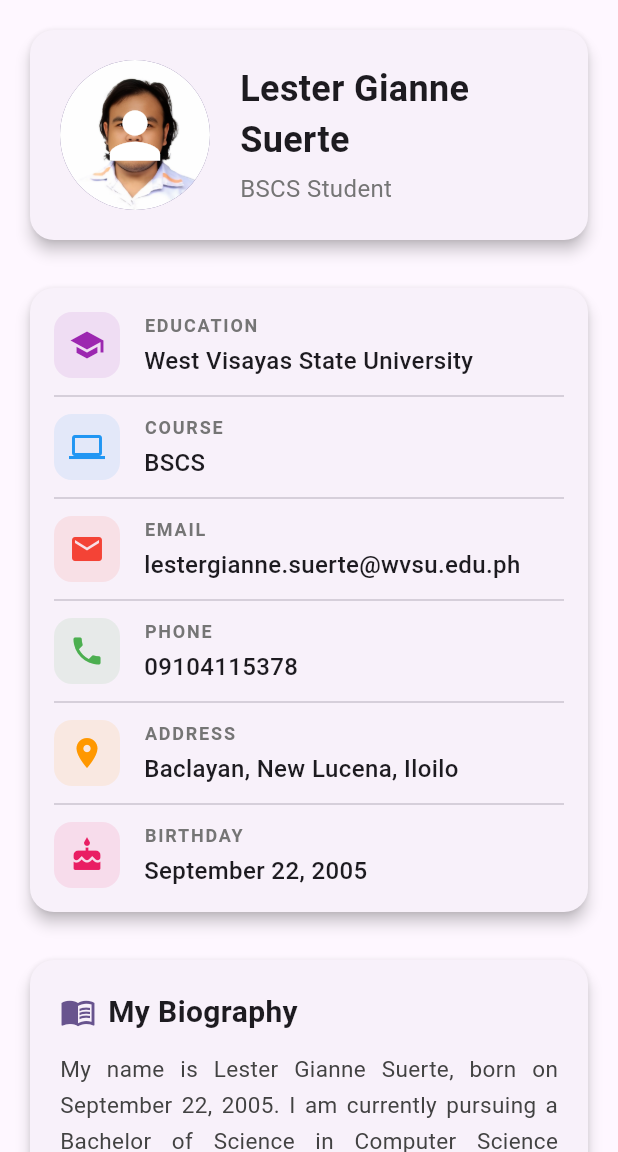
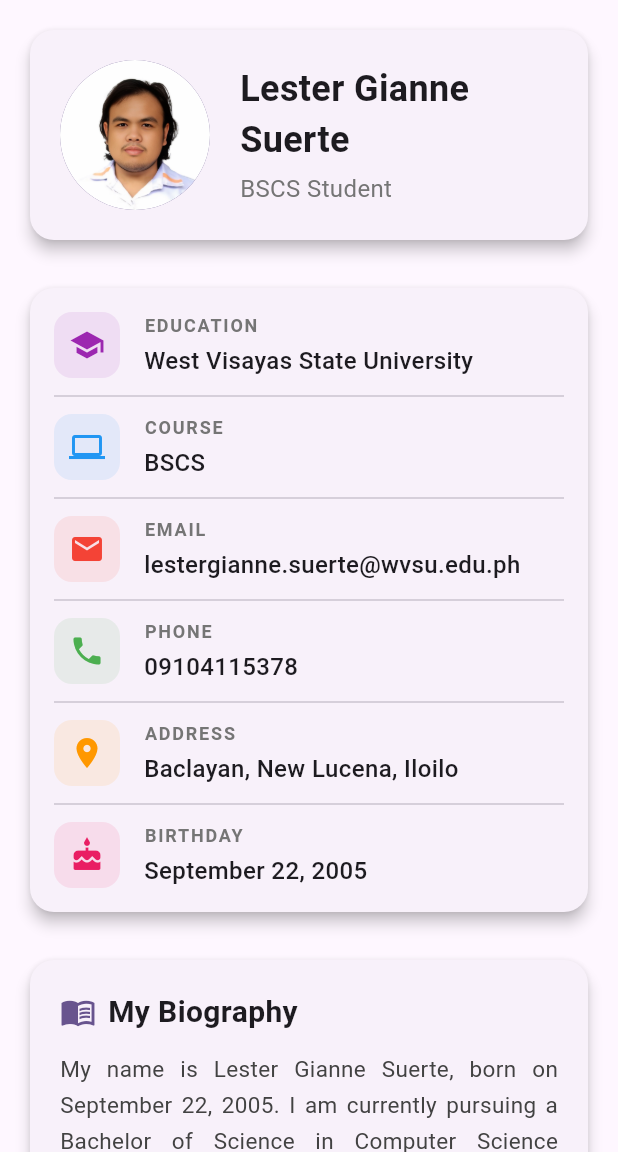
Before and after one commit to lestergiannesuerte/lestersuerte.github.io, a Flutter app: the ProfileScreen screen opened directly, on a phone screen of 412 x 824 dp, the part 84-1236 px from its top. Run offline on Flutter 3.47's test engine with Material 3 defaults, Android fonts, the light colour scheme and no system bars.

Commit message:
Update profile_screen.dart

```diff
--- a/SUERTE_ACTIVITY_6/lib/profile_screen.dart
+++ b/SUERTE_ACTIVITY_6/lib/profile_screen.dart
@@ -33,11 +33,6 @@ class ProfileScreen extends StatelessWidget {
                         backgroundImage: const AssetImage('assets/images/profile.jpg'),
                         backgroundColor: Theme.of(context).colorScheme.primary,
                         onBackgroundImageError: (exception, stackTrace) {},
-                        child: const Icon(
-                          Icons.person,
-                          size: 50,
-                          color: Colors.white,
-                        ),
                       ),
                       const SizedBox(width: 20),
                       // Full Name
```
